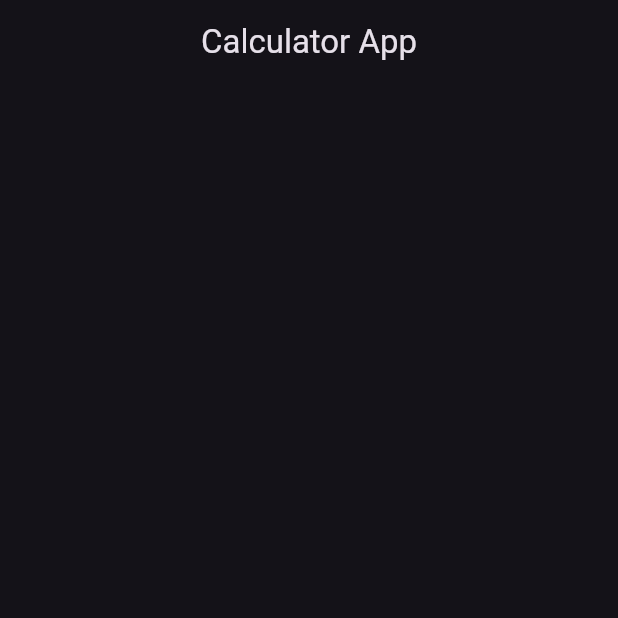
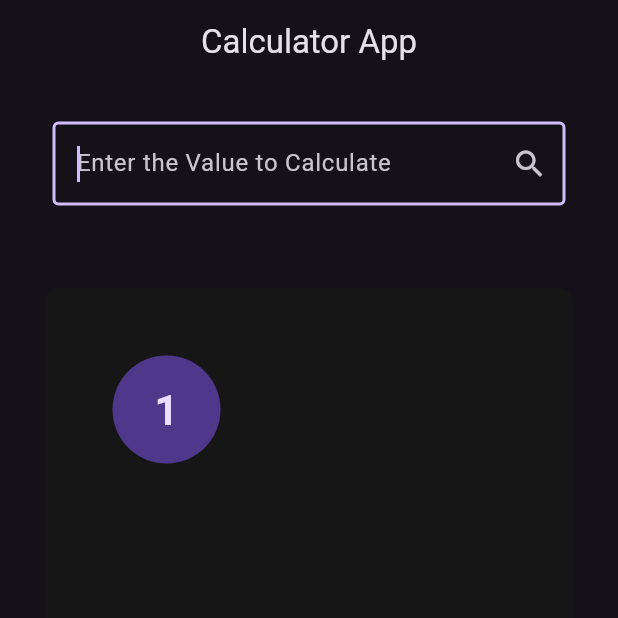
Before and after one commit to vaibhav7999/Calculator-App, a Flutter app: the screen it shows after launch, on a phone screen of 412 x 824 dp, the top half of it. Run offline on Flutter 3.47's test engine with Material 3 defaults, Android fonts, the phone set to English and light mode, and no system bars.

Commit message:
second commit

```diff
--- a/lib/main.dart
+++ b/lib/main.dart
@@ -1,21 +1,20 @@
 import 'package:flutter/material.dart';
+import 'package:last/screens/home_screen.dart';
 
 class CalculatorApp extends StatelessWidget {
   const CalculatorApp({super.key});
 
   @override
   Widget build(BuildContext context) {
-
-    return  MaterialApp(
-      theme : ThemeData.dark(),
-      home: Scaffold(
-        appBar: AppBar(
-          title: const Center (child: Text("Calculator App")),
-        ),
-      ),
+    return MaterialApp(
+      theme: ThemeData.dark(),
+      home: const HomeScreen(),
     );
   }
 }
-void main(){
+
+
+
+void main() {
   runApp(const CalculatorApp());
 }
--- a/lib/screens/home_screen.dart
+++ b/lib/screens/home_screen.dart
@@ -0,0 +1,57 @@
+import 'package:flutter/material.dart';
+//import 'package:flutter/widgets.dart';
+import 'package:last/widget/textfield.dart'; // Ensure this path is correct
+
+class HomeScreen extends StatelessWidget {
+  const HomeScreen({super.key});
+
+  @override
+  Widget build(BuildContext context) {
+    const BoxDecoration decoration = BoxDecoration(
+      color: Color.fromARGB(255, 22, 22, 22),
+      borderRadius: BorderRadius.vertical(top: Radius.circular(10)),
+    );
+    final screenHeight = MediaQuery.of(context).size.height;
+    const padding = EdgeInsets.symmetric(horizontal: 45, vertical: 45);
+    const margin = EdgeInsets.all(30);
+
+    return Scaffold(
+      appBar: AppBar(
+        title: const Center(child: Text("Calculator App")),
+      ),
+      body: Column(
+        children: [
+          const CustomTextField(),
+          Container(
+            height: screenHeight * 0.6,
+            width: double.infinity,
+            padding: padding,
+            decoration: decoration,
+            margin: margin,
+            child: const Column(
+              children: [
+                Row(
+                  children: [
+                    Material(
+                      elevation: 3,
+                      color: Colors.amber,
+                    ),
+                    CircleAvatar(
+                      radius: 36,
+                      child: Text(
+                        "1",
+                        style: TextStyle(
+                          fontSize: 28,
+                          fontWeight: FontWeight.bold,),
+                      ),
+                    )
+                  ],
+                )
+              ],
+            ),
+          ),
+        ],
+      ),
+    );
+  }
+}
--- a/lib/widget/textfield.dart
+++ b/lib/widget/textfield.dart
@@ -0,0 +1,24 @@
+import 'package:flutter/material.dart';
+
+class CustomTextField extends StatelessWidget {
+  const CustomTextField({
+    super.key,
+  });
+
+  @override
+  Widget build(BuildContext context) {
+    return const Padding(
+      padding: EdgeInsets.symmetric(horizontal: 35, vertical: 25),
+      child: TextField(
+        decoration: InputDecoration(
+         // prefixIcon:
+          suffixIcon: Icon(Icons.search),
+          hintText: 'Enter the Value to Calculate',
+          border: OutlineInputBorder(),
+        ),
+        showCursor: true,
+        autofocus: true,
+      ),
+    );
+  }
+}
```
